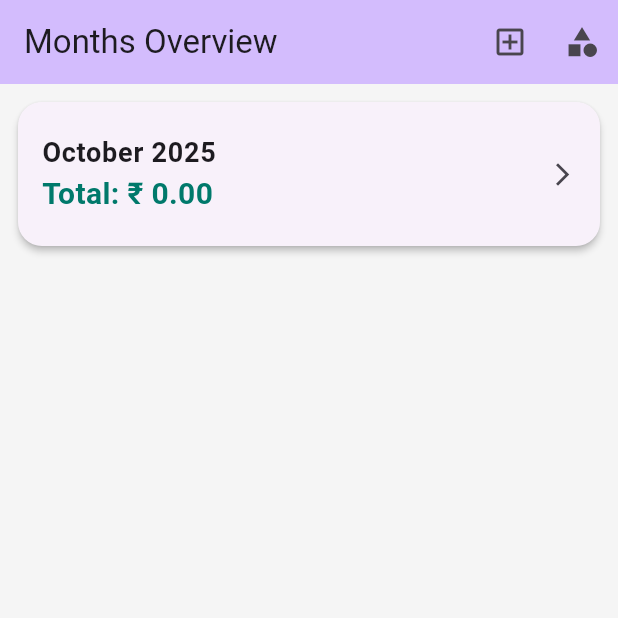
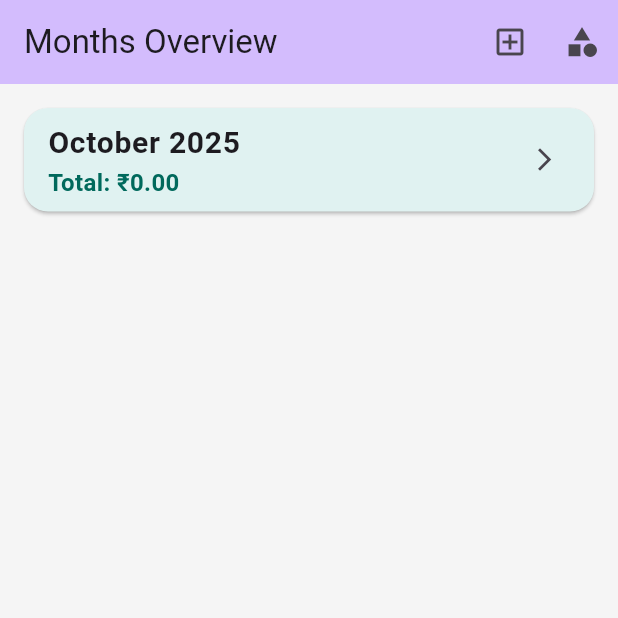
Before and after one commit to Alfahadsulthan/expense_tracker, a Flutter app: the screen it shows after launch, on a phone screen of 412 x 824 dp, the top half of it. Run offline on Flutter 3.47's test engine with Material 3 defaults, Android fonts, the phone set to English and light mode, and no system bars; our stand-ins replace fl_chart, hive, hive_flutter; accounts and stored records are empty.

Commit message:
adding usefull ui to month screen

```diff
--- a/lib/screens/month.dart
+++ b/lib/screens/month.dart
@@ -1,5 +1,6 @@
 import 'package:expense_tracker/models/expense.dart';
 import 'package:expense_tracker/models/expense_category.dart';
+import 'package:expense_tracker/screens/month_expenses.dart';
 import 'package:expense_tracker/screens/month_group.dart';
 import 'package:expense_tracker/screens/categories.dart';
 import 'package:flutter/material.dart';
@@ -57,72 +58,130 @@ class MonthScreen extends StatelessWidget {
                     return const Center(child: Text('No months yet'));
                   }
 
-                      return ListView(
+                  return ListView.builder(
                     padding: const EdgeInsets.all(12),
-                        children: [
-                          // 🔹 Month List with Cards
-                          ...months.map((key) {
-                            final months = monthGroupExpenseBox.values
-                                .where((e) => e.monthKey == key)
+                    itemCount: months.length,
+                    itemBuilder: (context, index) {
+                      final monthKey = months[index];
+                      final monthCategories = monthGroupExpenseBox.values
+                          .where((e) => e.monthKey == monthKey)
                           .toList();
 
                       // sort newest first
-                            months.sort((a, b) => b.date.compareTo(a.date));
-                            List<Expense> expenseList =
+                      monthCategories.sort((a, b) => b.date.compareTo(a.date));
+
+                      final allExpenses =
                           expenseListValue.values.map((e) => e).toList();
+
                       double categoryTotal = 0;
-                            for (ExpenseCategory ec in months) {
-                              for (Expense ct in expenseList) {
+                      for (ExpenseCategory ec in monthCategories) {
+                        for (Expense ct in allExpenses) {
                           if (ct.monthKey == ec.monthKey &&
                               ct.expenseCategoryName == ec.name) {
                             categoryTotal += ct.amount;
                           }
                         }
                       }
-                            return Card(
-                              margin: const EdgeInsets.only(bottom: 12),
+
+                      return Column(
+                        crossAxisAlignment: CrossAxisAlignment.start,
+                        children: [
+                          // 🔹 Month heading card
+                          Padding(
+                            padding: const EdgeInsets.only(bottom: 8.0),
+                            child: Card(
                               shape: RoundedRectangleBorder(
-                                  borderRadius: BorderRadius.circular(16)),
-                              elevation: 2,
+                                borderRadius: BorderRadius.circular(16),
+                              ),
+                              color: Colors.teal[50],
+                              elevation: 1,
                               child: ListTile(
-                                contentPadding: const EdgeInsets.symmetric(
-                                    vertical: 12, horizontal: 16),
                                 title: Text(
-                                  monthLabelFromKey(key),
+                                  monthLabelFromKey(monthKey),
                                   style: const TextStyle(
-                                      fontSize: 18,
-                                      fontWeight: FontWeight.w600),
+                                    fontSize: 20,
+                                    fontWeight: FontWeight.bold,
+                                  ),
                                 ),
                                 subtitle: Text(
-                                    "Total: ₹ ${categoryTotal.toStringAsFixed(2)}",
+                                  "Total: ₹${categoryTotal.toStringAsFixed(2)}",
                                   style: TextStyle(
-                                      fontSize: 20,
-                                      fontWeight: FontWeight.bold,
-                                      color: Colors.teal[700],
-                                    )),
-                                trailing: const Icon(Icons.arrow_forward_ios,
-                                    size: 18),
+                                    fontSize: 16,
+                                    fontWeight: FontWeight.w600,
+                                    color: Colors.teal[800],
+                                  ),
+                                ),
+                                trailing: const Icon(
+                                  Icons.arrow_forward_ios,
+                                  size: 18,
+                                ),
                                 onTap: () {
                                   Navigator.push(
                                     context,
                                     MaterialPageRoute(
                                       builder: (_) =>
-                                          MonthGroupScreen(monthKey: key),
+                                          MonthGroupScreen(monthKey: monthKey),
                                     ),
                                   );
                                 },
                               ),
+                            ),
+                          ),
+
+                          // 🔹 Sub-categories / related data below each month
+                          ...monthCategories.map(
+                            (cat) => Card(
+                              margin: const EdgeInsets.only(bottom: 8, left: 12, right: 12),
+                              shape: RoundedRectangleBorder(
+                                borderRadius: BorderRadius.circular(12),
+                              ),
+                              elevation: 1,
+                              child: ListTile(
+                                contentPadding: const EdgeInsets.symmetric(
+                                  vertical: 8,
+                                  horizontal: 16,
+                                ),
+                                title: Text(
+                                  cat.name,
+                                  style: const TextStyle(
+                                    fontWeight: FontWeight.w600,
+                                    fontSize: 16,
+                                  ),
+                                ),
+                                subtitle: Text(
+                                  "Category expenses",
+                                  style: TextStyle(color: Colors.grey[600]),
+                                ),
+                                trailing: const Icon(Icons.chevron_right),
+                                onTap: () {
+                                  Navigator.push(
+                                    context,
+                                    MaterialPageRoute(
+                                      builder: (_) => MonthExpensesScreen(
+                                        catrgoryName: cat.name,
+                                        monthKey: monthKey,
+                                      ),
+                                    ),
                                   );
-                          }),
+                                },
+                              ),
+                            ),
+                          ),
+                          const SizedBox(height: 16),
                         ],
                       );
                     },
                   );
-                });
-          }),
+                },
+              );
+            },
+          );
+        },
+      ),
     );
   }
 }
+
 
 // class MonthScreen extends StatelessWidget {
 //   const MonthScreen({super.key});
```
Lines whose indentation alone changed are shown as unchanged.
